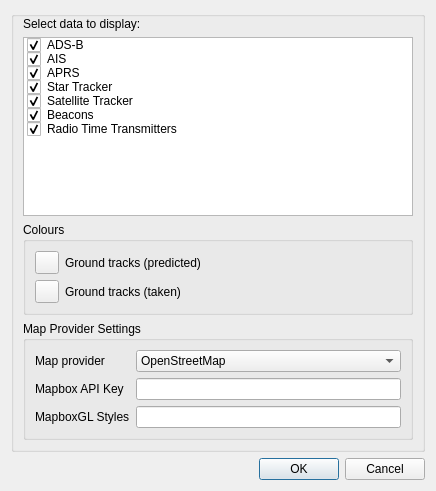
Qt form plugins/feature/map/mapsettingsdialog.ui (f4exb/sdrangel) before a commit.
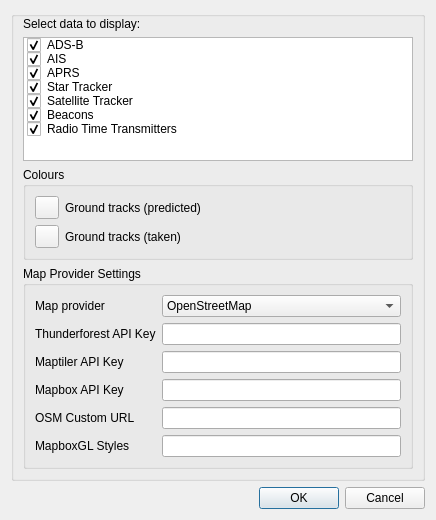
The same form after that commit.

Diff of the .ui file:
```diff
--- a/plugins/feature/map/mapsettingsdialog.ui
+++ b/plugins/feature/map/mapsettingsdialog.ui
@@ -7,7 +7,7 @@
     <x>0</x>
     <y>0</y>
     <width>436</width>
-    <height>491</height>
+    <height>520</height>
    </rect>
   </property>
   <property name="font">
@@ -182,34 +182,76 @@
            </item>
           </widget>
          </item>
-         <item row="1" column="0">
-          <widget class="QLabel" name="mapBoxApiKeyLabel">
+         <item row="3" column="0">
+          <widget class="QLabel" name="mapBoxAPIKeyLabel">
            <property name="text">
             <string>Mapbox API Key</string>
            </property>
           </widget>
          </item>
-         <item row="1" column="1">
-          <widget class="QLineEdit" name="mapBoxApiKey">
+         <item row="3" column="1">
+          <widget class="QLineEdit" name="mapBoxAPIKey">
            <property name="toolTip">
             <string>Enter a Mapbox API key in order to use Mapbox maps</string>
            </property>
           </widget>
          </item>
-         <item row="2" column="0">
+         <item row="5" column="0">
           <widget class="QLabel" name="mapBoxStylesLabel">
            <property name="text">
             <string>MapboxGL Styles</string>
            </property>
           </widget>
          </item>
-         <item row="2" column="1">
+         <item row="5" column="1">
           <widget class="QLineEdit" name="mapBoxStyles">
            <property name="toolTip">
             <string>Comma separated list of MapBox styles</string>
            </property>
           </widget>
          </item>
+         <item row="1" column="0">
+          <widget class="QLabel" name="thunderforestAPIKeyLabel">
+           <property name="text">
+            <string>Thunderforest API Key</string>
+           </property>
+          </widget>
+         </item>
+         <item row="2" column="0">
+          <widget class="QLabel" name="maptilerAPIKeyLabel">
+           <property name="text">
+            <string>Maptiler API Key</string>
+           </property>
+          </widget>
+         </item>
+         <item row="1" column="1">
+          <widget class="QLineEdit" name="thunderforestAPIKey">
+           <property name="toolTip">
+            <string>Enter a Thunderforest API key in order to use non-watermarked Thunderforest maps: https://www.thunderforest.com/</string>
+           </property>
+          </widget>
+         </item>
+         <item row="2" column="1">
+          <widget class="QLineEdit" name="maptilerAPIKey">
+           <property name="toolTip">
+            <string>Enter a Maptiler API key in order to use Maptiler maps: https://www.maptiler.com/</string>
+           </property>
+          </widget>
+         </item>
+         <item row="4" column="0">
+          <widget class="QLabel" name="osmURLLabel">
+           <property name="text">
+            <string>OSM Custom URL</string>
+           </property>
+          </widget>
+         </item>
+         <item row="4" column="1">
+          <widget class="QLineEdit" name="osmURL">
+           <property name="toolTip">
+            <string>URL of custom map for use with OpenStreetMap provider</string>
+           </property>
+          </widget>
+         </item>
         </layout>
        </widget>
       </item>
```
Left out of the diff: 2 changed lines with no effect on the pictures.
